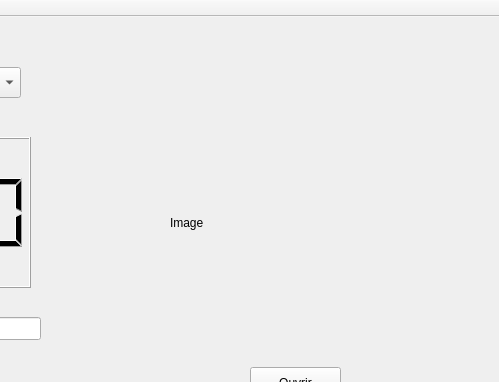
This is BotPanelReader/mainwindow.ui in paulcpro/PanneauxAI as Qt 5 draws it before an edit; both pictures show x 280 to 779 and y 0 to 382 of the 779 by 495 pixel window. The edited form follows.
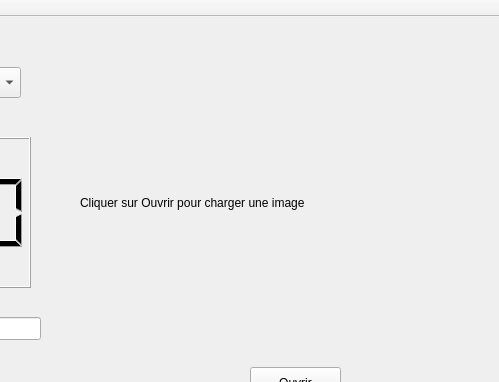
This is the edited form.

Patch:
```diff
--- a/BotPanelReader/mainwindow.ui
+++ b/BotPanelReader/mainwindow.ui
@@ -27,14 +27,14 @@
    <widget class="QLabel" name="lImage">
     <property name="geometry">
      <rect>
-      <x>450</x>
-      <y>120</y>
-      <width>241</width>
-      <height>171</height>
+      <x>360</x>
+      <y>30</y>
+      <width>401</width>
+      <height>311</height>
      </rect>
     </property>
     <property name="text">
-     <string>Image</string>
+     <string>Cliquer sur Ouvrir pour charger une image</string>
     </property>
    </widget>
    <widget class="QComboBox" name="comboBox">
```
